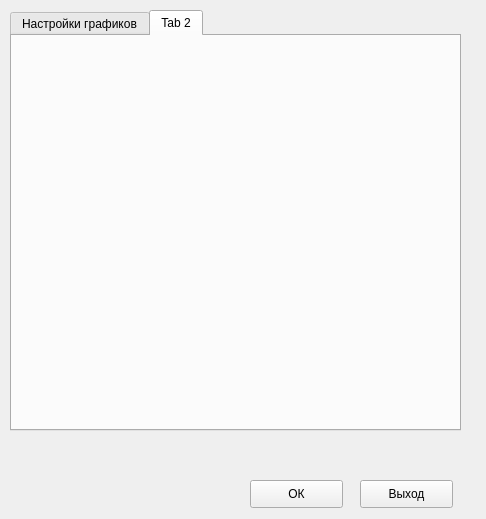
Qt form src/ui_files/settings.ui (Pro100Miner/MathStability) before a commit.
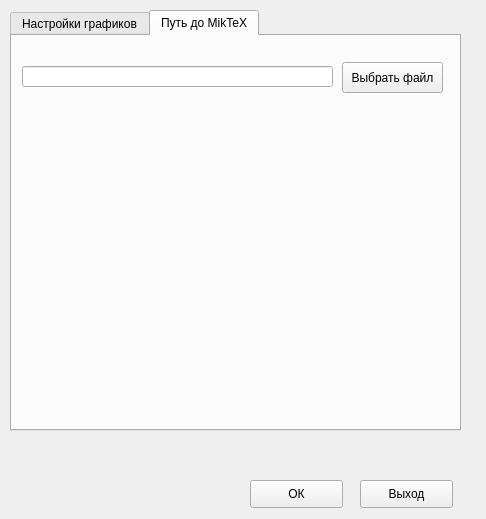
The same form after that commit. The open tabs and pages were chosen to show the change.

Patch:
```diff
--- a/src/ui_files/settings.ui
+++ b/src/ui_files/settings.ui
@@ -281,8 +281,31 @@
    </widget>
    <widget class="QWidget" name="tab_2">
     <attribute name="title">
-     <string>Tab 2</string>
+     <string>Путь до MikTeX</string>
     </attribute>
+    <widget class="QLineEdit" name="lineEdit">
+     <property name="geometry">
+      <rect>
+       <x>10</x>
+       <y>30</y>
+       <width>311</width>
+       <height>21</height>
+      </rect>
+     </property>
+    </widget>
+    <widget class="QPushButton" name="pushButton_4">
+     <property name="geometry">
+      <rect>
+       <x>330</x>
+       <y>26</y>
+       <width>101</width>
+       <height>31</height>
+      </rect>
+     </property>
+     <property name="text">
+      <string>Выбрать файл</string>
+     </property>
+    </widget>
    </widget>
   </widget>
   <widget class="QPushButton" name="pushButton">
```
Left out of the diff: 5 changed lines with no effect on the pictures.
